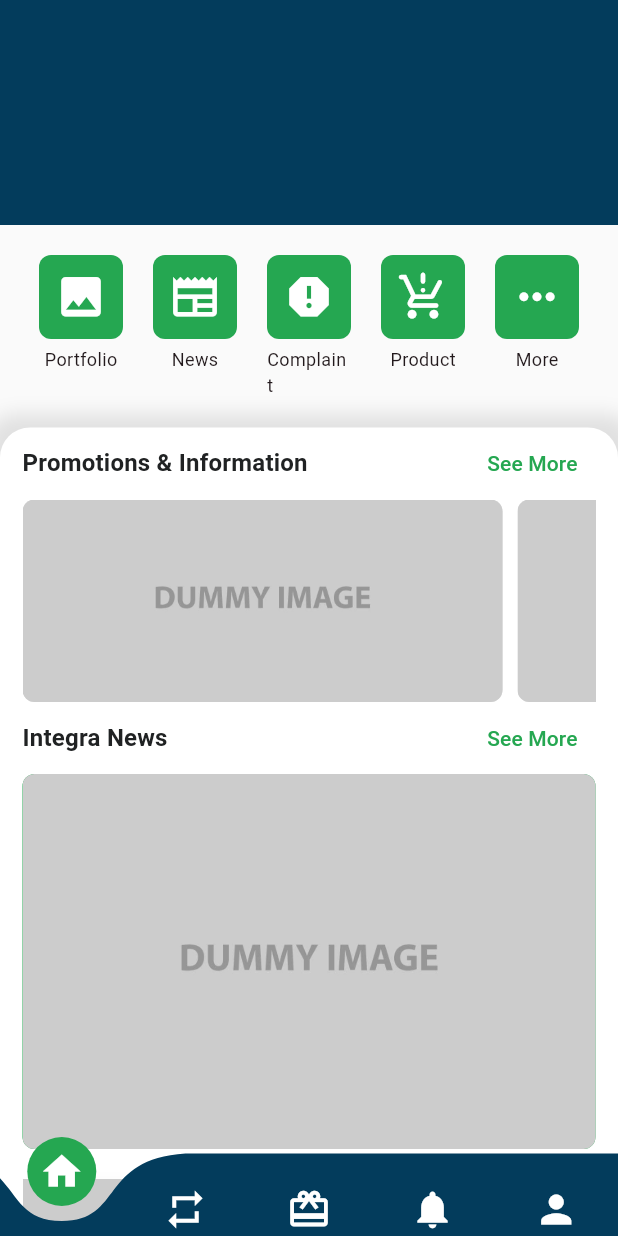
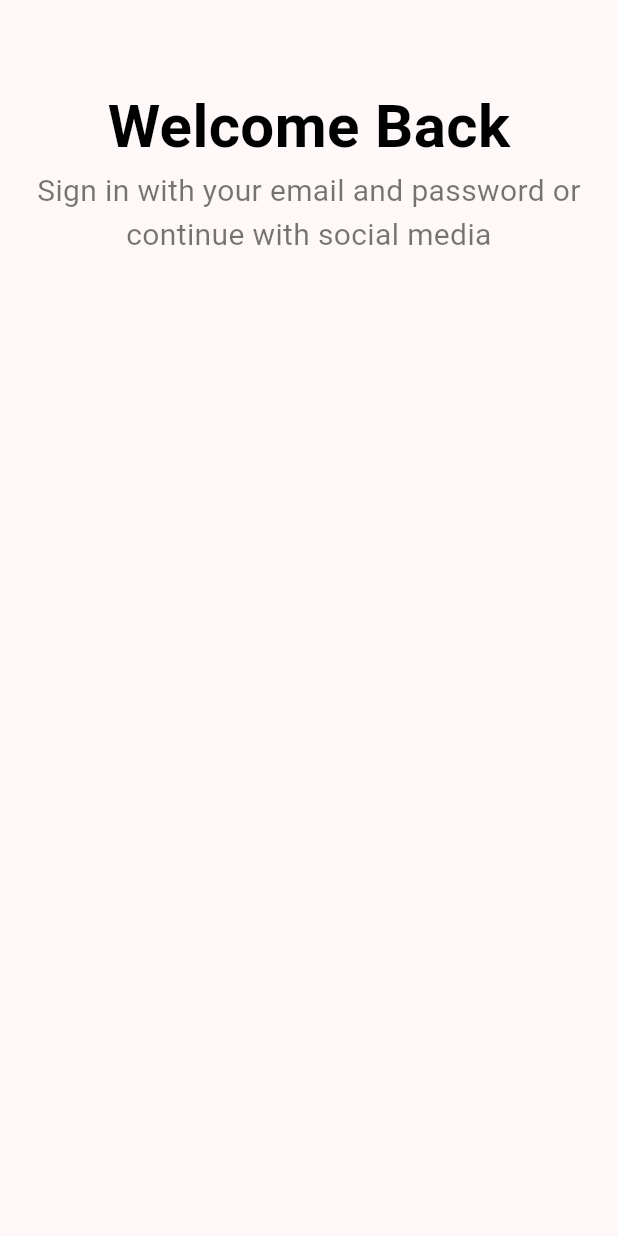
Before and after one commit to marwansaputro/aplikasi_pengaduan_flutter, a Flutter app: the screen it shows after launch, on a phone screen of 412 x 824 dp. Run offline on Flutter 3.47's test engine with Material 3 defaults, Android fonts, the light colour scheme and no system bars; drawn by our look-alikes of curved_navigation_bar; missing offline and left inert: svg_icon.

Commit message:
Add Screen Login

```diff
--- a/lib/main.dart
+++ b/lib/main.dart
@@ -1,5 +1,5 @@
 import 'package:flutter/material.dart';
-import 'package:integra_mobile/navbar/bottomnavbar.dart';
+import 'package:integra_mobile/screens/login/screen_login.dart';
 
 void main() {
   runApp(const MyApp());
@@ -17,7 +17,7 @@ class MyApp extends StatelessWidget {
         colorScheme: ColorScheme.fromSeed(seedColor: Colors.black),
         // useMaterial3: true,
       ),
-      home: BottomNavBar(),
+      home: const ScreenLogin(),
     );
   }
 }
--- /dev/null
+++ b/lib/screens/login/screen_login.dart
@@ -0,0 +1,23 @@
+import 'package:flutter/material.dart';
+import 'package:integra_mobile/screens/login/section/body_login.dart';
+
+class ScreenLogin extends StatefulWidget {
+  const ScreenLogin({super.key});
+
+  @override
+  State<ScreenLogin> createState() => _ScreenLoginState();
+}
+
+class _ScreenLoginState extends State<ScreenLogin> {
+  @override
+  Widget build(BuildContext context) {
+    return Scaffold(
+      appBar: AppBar(
+        backgroundColor: Colors.transparent,
+        elevation: 0,
+        iconTheme: const IconThemeData(color: Colors.black),
+      ),
+      body: const BodyLogin(),
+    );
+  }
+}
--- /dev/null
+++ b/lib/screens/login/section/body_login.dart
@@ -0,0 +1,11 @@
+import 'package:flutter/material.dart';
+import 'package:integra_mobile/screens/login/section/section_title_login.dart';
+
+class BodyLogin extends StatelessWidget {
+  const BodyLogin({super.key});
+
+  @override
+  Widget build(BuildContext context) {
+    return const SectionTitleLogin();
+  }
+}
--- /dev/null
+++ b/lib/screens/login/section/section_title_login.dart
@@ -0,0 +1,27 @@
+import 'package:flutter/material.dart';
+
+class SectionTitleLogin extends StatelessWidget {
+  const SectionTitleLogin({super.key});
+
+  @override
+  Widget build(BuildContext context) {
+    return const Column(
+      children: [
+        Text(
+          "Welcome Back",
+          style: TextStyle(
+              fontSize: 40, color: Colors.black, fontWeight: FontWeight.bold),
+          textAlign: TextAlign.center,
+        ),
+        const Text(
+          "Sign in with your email and password or continue with social media",
+          style: TextStyle(
+            fontSize: 20,
+            color: Colors.black54,
+          ),
+          textAlign: TextAlign.center,
+        ),
+      ],
+    );
+  }
+}
```
